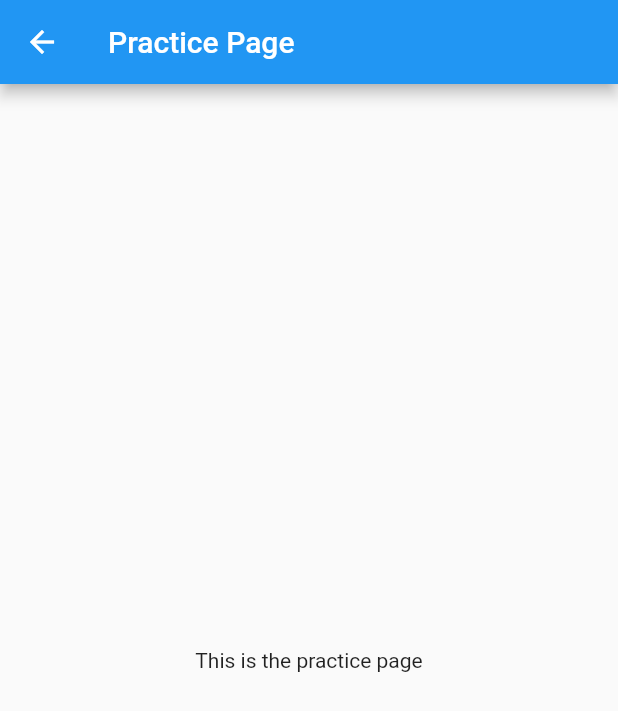
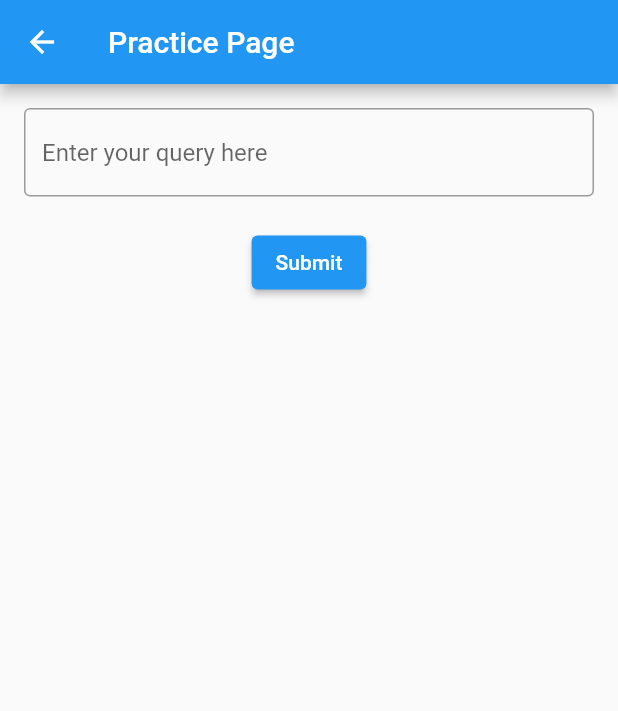
Before and after one commit to kygoben/hackutd, a Flutter app: the screen it shows after launch, after a tap on the "edit" icon, on a phone screen of 412 x 824 dp. Shown: the top 711 px of the screen. Run offline on Flutter 3.47's test engine with Material 2 defaults, Android fonts, the phone set to English and light mode, and no system bars; our stand-ins replace flutter_dotenv; network calls fail.

Commit message:
gpt working

```diff
--- a/finteach/lib/Presentation/practice_page.dart
+++ b/finteach/lib/Presentation/practice_page.dart
@@ -1,15 +1,63 @@
+import 'package:flutter/material.dart';
+import '../services/openai_service.dart';
 
-import 'package:flutter/material.dart';
+class PracticePage extends StatefulWidget {
+  @override
+  _PracticePageState createState() => _PracticePageState();
+}
 
-class PracticePage extends StatelessWidget {
+class _PracticePageState extends State<PracticePage> {
+  final TextEditingController _queryController = TextEditingController();
+  String _response = "";
+  bool _isLoading = false;
+
+  final OpenAIService _openAIService = OpenAIService();
+
+  void _submitQuery() async {
+    setState(() {
+      _isLoading = true;
+    });
+
+    String response = await _openAIService.getResponse(_queryController.text);
+
+    setState(() {
+      _response = response;
+      _isLoading = false;
+    });
+  }
+
   @override
   Widget build(BuildContext context) {
     return Scaffold(
       appBar: AppBar(
         title: Text('Practice Page'),
       ),
-      body: Center(
-        child: Text('This is the practice page'),
+      body: Padding(
+        padding: const EdgeInsets.all(16.0),
+        child: Column(
+          mainAxisAlignment: MainAxisAlignment.start,
+          children: [
+            TextField(
+              controller: _queryController,
+              decoration: InputDecoration(
+                hintText: 'Enter your query here',
+                border: OutlineInputBorder(),
+              ),
+              onSubmitted: (_) => _submitQuery(),
+            ),
+            SizedBox(height: 20),
+            ElevatedButton(
+              onPressed: _isLoading ? null : _submitQuery,
+              child: Text(_isLoading ? 'Loading...' : 'Submit'),
+            ),
+            SizedBox(height: 20),
+            Expanded(
+              child: SingleChildScrollView(
+                child: Text(_response),
+              ),
+            ),
+          ],
+        ),
       ),
     );
   }
--- a/finteach/lib/main.dart
+++ b/finteach/lib/main.dart
@@ -1,8 +1,12 @@
 import 'package:flutter/material.dart';
 import 'package:finteach/Presentation/app.dart';
+import 'package:flutter_dotenv/flutter_dotenv.dart';
 
-void main() {
-  runApp(MyApp());
+Future main() async {
+  WidgetsFlutterBinding.ensureInitialized(); // Ensures that you have bindings initialized before runApp
+  await dotenv.load(fileName: ".env"); // Make sure to call load on dotenv
+
+  runApp(MyApp()); // Replace with your actual app widget
 }
 
 class MyApp extends StatelessWidget {
--- a/finteach/pubspec.yaml
+++ b/finteach/pubspec.yaml
@@ -31,6 +31,8 @@ dependencies:
   flutter:
     sdk: flutter
 
+
+
   http: ^0.13.3
   flutter_dotenv: ^5.0.2
 
@@ -59,6 +61,9 @@ flutter:
   # included with your application, so that you can use the icons in
   # the material Icons class.
   uses-material-design: true
+
+  assets:
+    - .env
 
   # To add assets to your application, add an assets section, like this:
   # assets:
```
Also changed, not shown: finteach/lib/services/openai_service.dart (+11 -6 lines).
